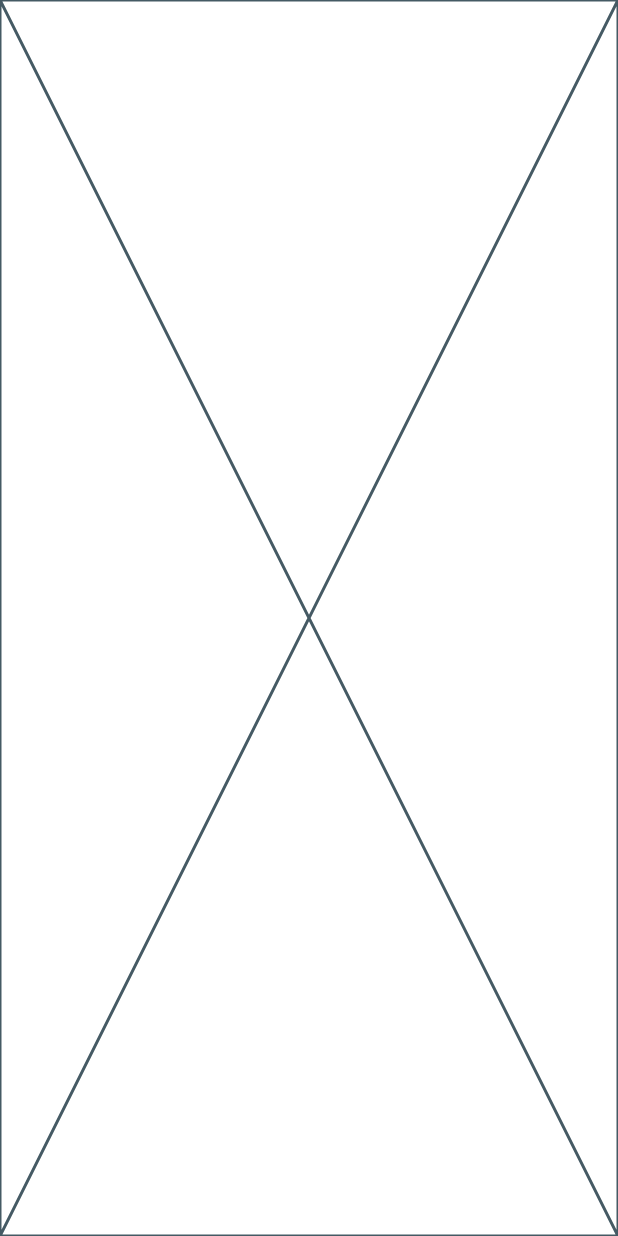
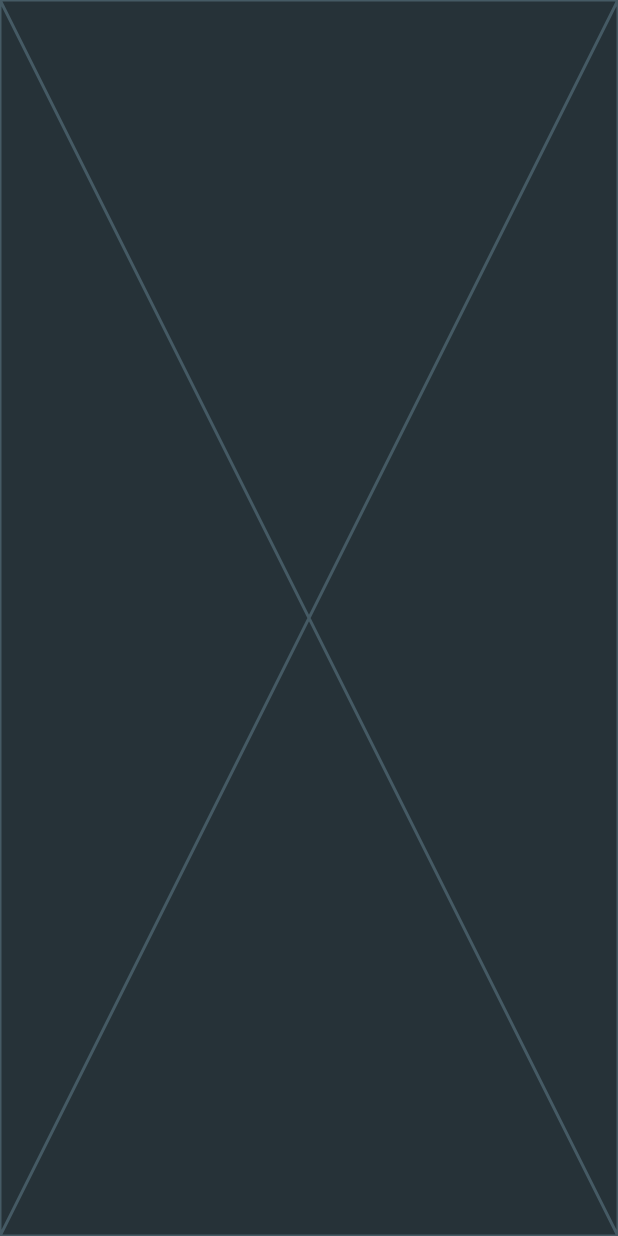
Before and after one commit to Pat992/dart-flutter-2022-clean, a Flutter app: the screen it shows after launch, on a phone screen of 412 x 824 dp. Run offline on Flutter 3.47's test engine with Material 2 defaults, Android fonts, the phone set to English and light mode, and no system bars; our stand-ins replace bloc, dartz, equatable, flutter_bloc, flutter_platform_widgets, get_it and 1 more.

Commit message:
init signup page

```diff
--- a/todo/lib/main.dart
+++ b/todo/lib/main.dart
@@ -1,4 +1,6 @@
 import 'package:flutter/material.dart';
+import 'package:todo/presentation/signup/signup_page.dart';
+import 'package:todo/theme.dart';
 
 void main() {
   runApp(const MyApp());
@@ -7,12 +9,15 @@ void main() {
 class MyApp extends StatelessWidget {
   const MyApp({super.key});
 
-  // This widget is the root of your application.
   @override
   Widget build(BuildContext context) {
-    return const MaterialApp(
-      title: 'Flutter Demo',
-      home: Placeholder(),
+    return MaterialApp(
+      debugShowCheckedModeBanner: false,
+      theme: AppTheme.lightTheme,
+      darkTheme: AppTheme.darkTheme,
+      themeMode: ThemeMode.dark,
+      title: 'Todo',
+      home: const SignupPage(),
     );
   }
 }
--- /dev/null
+++ b/todo/lib/presentation/signup/signup_page.dart
@@ -0,0 +1,12 @@
+import 'package:flutter/material.dart';
+
+class SignupPage extends StatelessWidget {
+  const SignupPage({Key? key}) : super(key: key);
+
+  @override
+  Widget build(BuildContext context) {
+    return const Scaffold(
+      body: Placeholder(),
+    );
+  }
+}
--- /dev/null
+++ b/todo/lib/theme.dart
@@ -0,0 +1,87 @@
+import 'package:flutter/material.dart';
+
+class AppTheme {
+  AppTheme._();
+
+  static final Color _lightPrimaryColor = Colors.blueGrey.shade50;
+  static final Color _lightPrimaryVariantColor = Colors.blueGrey.shade800;
+  static final Color _lightOnPrimaryColor = Colors.blueGrey.shade200;
+  static const Color _lightTextColorPrimary = Colors.black;
+  static const Color _appbarColorLight = Colors.blue;
+
+  static final Color _darkPrimaryColor = Colors.blueGrey.shade900;
+  static const Color _darkPrimaryVariantColor = Colors.black;
+  static final Color _darkOnPrimaryColor = Colors.blueGrey.shade300;
+  static const Color _darkTextColorPrimary = Colors.white;
+  static final Color _appbarColorDark = Colors.blueGrey.shade800;
+
+  static const Color _iconColor = Colors.white;
+
+  static const Color _accentColorDark = Color.fromRGBO(74, 217, 217, 1);
+
+  static const TextStyle _lightHeadingText = TextStyle(
+      color: _lightTextColorPrimary,
+      fontFamily: "Rubik",
+      fontSize: 20,
+      fontWeight: FontWeight.bold);
+
+  static const TextStyle _lightBodyText = TextStyle(
+      color: _lightTextColorPrimary,
+      fontFamily: "Rubik",
+      fontStyle: FontStyle.italic,
+      fontWeight: FontWeight.bold,
+      fontSize: 16);
+
+  static const TextTheme _lightTextTheme = TextTheme(
+    headline1: _lightHeadingText,
+    bodyText1: _lightBodyText,
+  );
+
+  static final TextStyle _darkThemeHeadingTextStyle =
+      _lightHeadingText.copyWith(color: _darkTextColorPrimary);
+
+  static final TextStyle _darkThemeBodyeTextStyle =
+      _lightBodyText.copyWith(color: _darkTextColorPrimary);
+
+  static final TextTheme _darkTextTheme = TextTheme(
+    headline1: _darkThemeHeadingTextStyle,
+    bodyText1: _darkThemeBodyeTextStyle,
+  );
+
+  static final InputDecorationTheme _inputDecorationTheme =
+      InputDecorationTheme(
+          floatingLabelStyle: const TextStyle(color: Colors.white),
+          focusedBorder: OutlineInputBorder(
+              borderRadius: BorderRadius.circular(8),
+              borderSide: const BorderSide(color: Colors.white)),
+          border: OutlineInputBorder(borderRadius: BorderRadius.circular(8)));
+
+  static final ThemeData lightTheme = ThemeData(
+      inputDecorationTheme: _inputDecorationTheme,
+      scaffoldBackgroundColor: _lightPrimaryColor,
+      appBarTheme: const AppBarTheme(
+          color: _appbarColorLight,
+          iconTheme: IconThemeData(color: _iconColor)),
+      bottomAppBarColor: _appbarColorLight,
+      colorScheme: ColorScheme.light(
+          primary: _lightPrimaryColor,
+          onPrimary: _lightOnPrimaryColor,
+          secondary: _accentColorDark,
+          primaryContainer: _lightPrimaryVariantColor),
+      textTheme: _lightTextTheme);
+
+  static final ThemeData darkTheme = ThemeData(
+      inputDecorationTheme: _inputDecorationTheme,
+      scaffoldBackgroundColor: _darkPrimaryColor,
+      appBarTheme: AppBarTheme(
+          color: _appbarColorDark,
+          iconTheme: const IconThemeData(color: _iconColor)),
+      bottomAppBarColor: _appbarColorDark,
+      colorScheme: ColorScheme.dark(
+        primary: _darkPrimaryColor,
+        secondary: _accentColorDark,
+        onPrimary: _darkOnPrimaryColor,
+        primaryContainer: _darkPrimaryVariantColor,
+      ),
+      textTheme: _darkTextTheme);
+}
```
